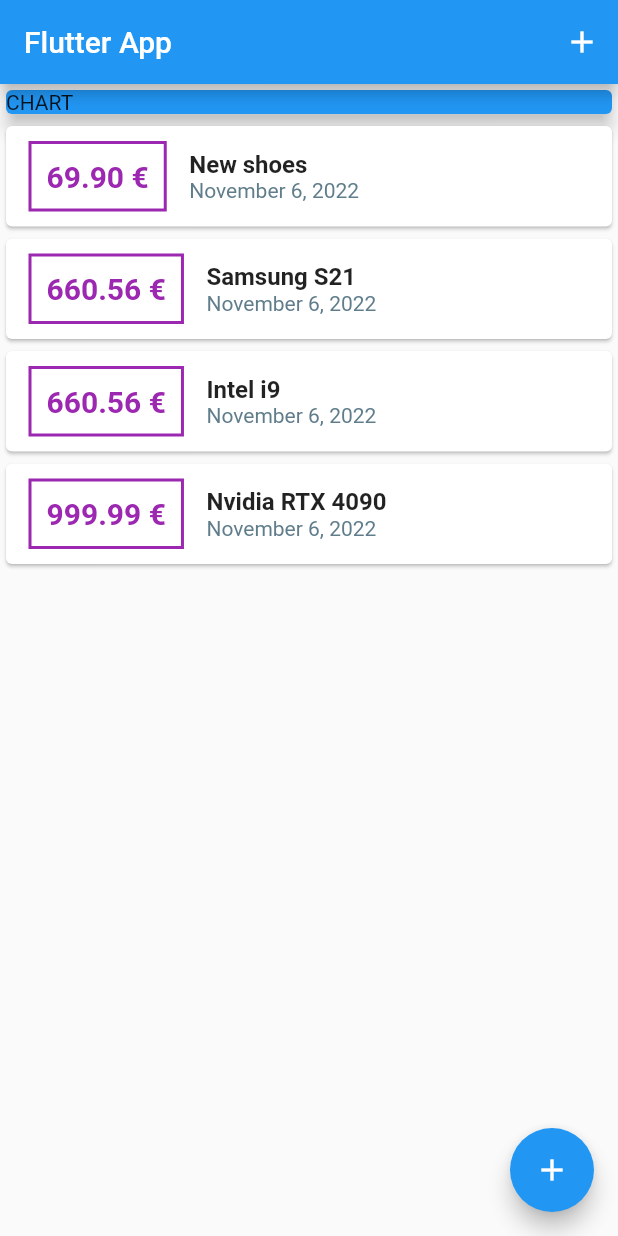
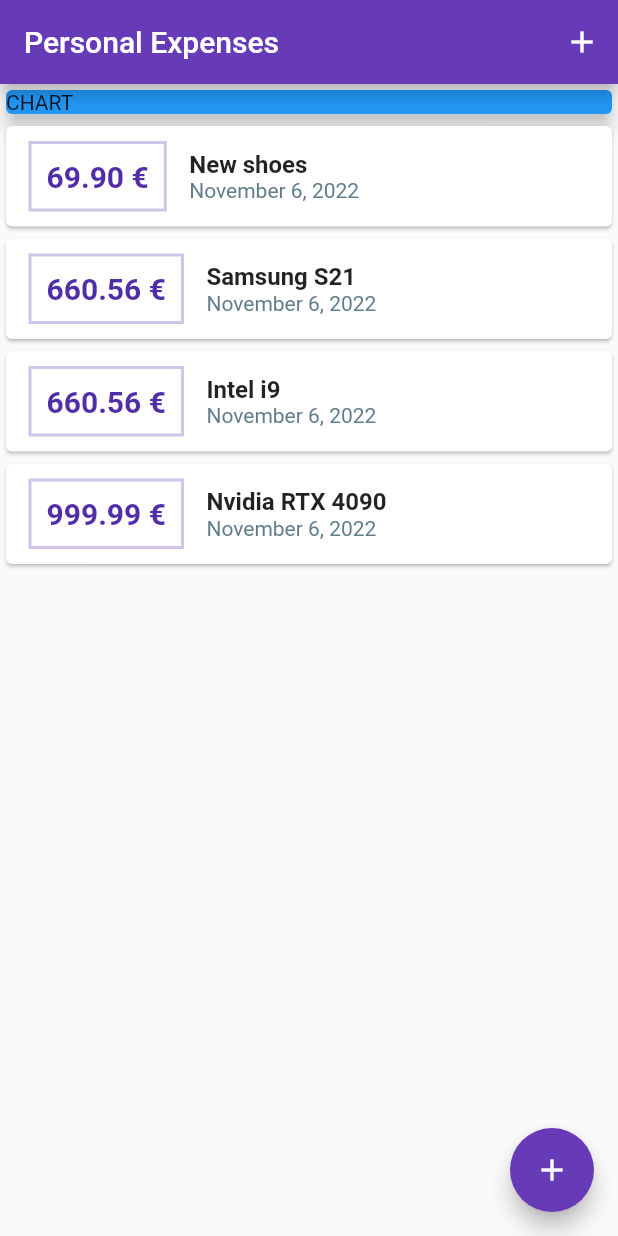
Before and after one commit to r0pe-12/personal_exspenses_app_old, a Flutter app: the screen it shows after launch, on a phone screen of 412 x 824 dp. Run offline on Flutter 3.47's test engine with Material 2 defaults, Android fonts, the phone set to English and light mode, and no system bars.

Commit message:
created theme

```diff
--- a/lib/main.dart
+++ b/lib/main.dart
@@ -17,9 +17,9 @@ class MyApp extends StatelessWidget {
   Widget build(BuildContext context) {
     return MaterialApp(
       debugShowCheckedModeBanner: false,
-      title: 'Flutter App',
+      title: 'Personal Expenses',
       theme: ThemeData(
-        primarySwatch: Colors.blue,
+        primarySwatch: Colors.deepPurple,
       ),
       home: const MyHomePage(),
     );
@@ -104,7 +104,7 @@ class _MyHomePageState extends State<MyHomePage> {
   Widget build(BuildContext context) {
     return Scaffold(
       appBar: AppBar(
-        title: const Text('Flutter App'),
+        title: const Text('Personal Expenses'),
         actions: <Widget>[
           IconButton(
             onPressed: () {
--- a/lib/widgets/transaction_list.dart
+++ b/lib/widgets/transaction_list.dart
@@ -24,15 +24,15 @@ class TransactionList extends StatelessWidget {
                   padding: const EdgeInsets.all(10),
                   decoration: BoxDecoration(
                     border: Border.all(
-                      color: Colors.purple,
+                      color: Theme.of(context).primaryColorLight,
                       width: 2,
                     ),
                   ),
                   child: Text(
-                    style: const TextStyle(
+                    style: TextStyle(
                       fontWeight: FontWeight.bold,
                       fontSize: 20,
-                      color: Colors.purple,
+                      color: Theme.of(context).primaryColorDark,
                     ),
                     '${userTransactions[index].amount.toStringAsFixed(2)} €',
                   ),
```
